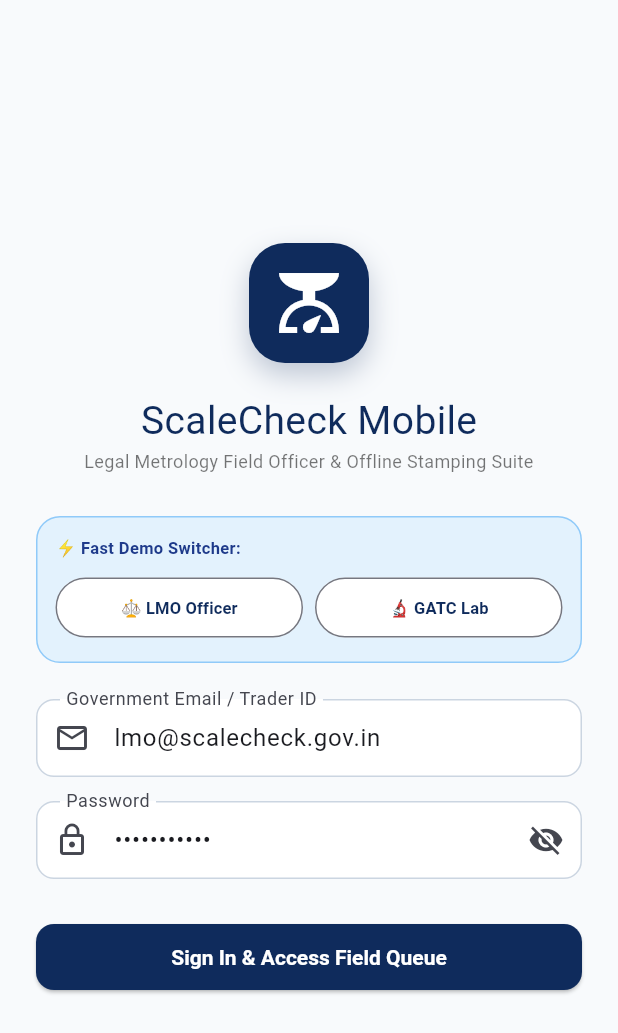
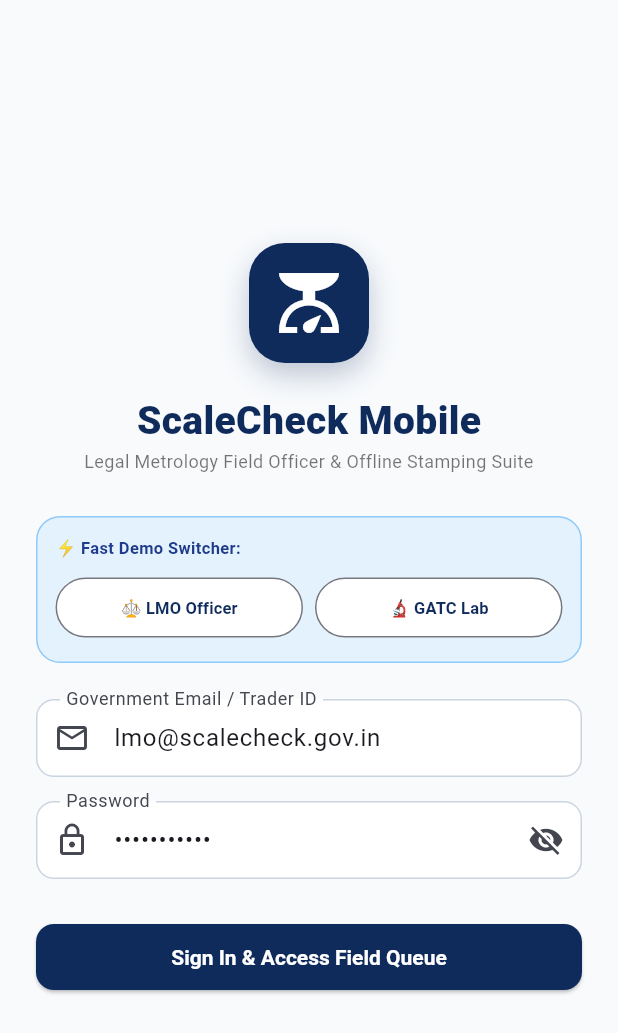
Before and after one commit to MSathish01/ScaleCheck, a Flutter app: the screen it shows after launch, on a phone screen of 412 x 824 dp. Shown: the top 1033 px of the screen. Run offline on Flutter 3.47's test engine with Material 3 defaults, Android fonts, the phone set to English and light mode, and no system bars; our stand-ins replace dio, geolocator, image_picker, sqflite; missing offline and left inert: mobile_scanner; accounts and stored records are empty.

```diff
--- a/flutter_mobile/lib/core/api_service.dart
+++ b/flutter_mobile/lib/core/api_service.dart
@@ -1,12 +1,12 @@
 import 'package:dio/dio.dart';
 import '../data/models/assigned_job.dart';
-import '../data/models/offline_inspection.dart';
 import '../data/local_db.dart';
 
 class ApiService {
   static const String defaultBaseUrl = 'http://10.0.2.2:5000/api/v1'; // 10.0.2.2 for Android Emulator
   late final Dio _dio;
   String? _authToken;
+  String? get authToken => _authToken;
 
   ApiService({String baseUrl = defaultBaseUrl}) {
     _dio = Dio(BaseOptions(
--- a/flutter_mobile/lib/core/app_theme.dart
+++ b/flutter_mobile/lib/core/app_theme.dart
@@ -17,7 +17,6 @@
         primary: primaryNavy,
         secondary: accentBlue,
         surface: cardSurface,
-        background: backgroundSlate,
       ),
       scaffoldBackgroundColor: backgroundSlate,
       appBarTheme: const AppBarTheme(
@@ -31,10 +30,10 @@
           color: Colors.white,
         ),
       ),
-      cardTheme: CardTheme(
+      cardTheme: CardThemeData(
         color: cardSurface,
         elevation: 1,
-        shadowColor: Colors.black.withOpacity(0.04),
+        shadowColor: const Color(0x0A000000),
         shape: RoundedRectangleBorder(
           borderRadius: BorderRadius.circular(16),
           side: const BorderSide(color: Color(0xFFE2E8F0)),
--- a/flutter_mobile/lib/screens/inspection_form_screen.dart
+++ b/flutter_mobile/lib/screens/inspection_form_screen.dart
@@ -168,7 +168,7 @@
                 children: [
                   Text(
                     widget.job.instrumentSerial,
-                    style: const TextStyle(fontSize: 16, fontWeight: FontWeight.black, color: Color(0xFF1E3A8A)),
+                    style: const TextStyle(fontSize: 16, fontWeight: FontWeight.w900, color: Color(0xFF1E3A8A)),
                   ),
                   Text('${widget.job.category} • ${widget.job.accuracyClass} (${widget.job.capacity})', style: const TextStyle(fontSize: 12)),
                   const SizedBox(height: 4),
@@ -296,7 +296,7 @@
                 Expanded(
                   flex: 2,
                   child: DropdownButtonFormField<String>(
-                    value: _result,
+                    initialValue: _result,
                     decoration: const InputDecoration(labelText: 'Decision'),
                     items: const [
                       DropdownMenuItem(value: 'PASS', child: Text('PASS')),
--- a/flutter_mobile/lib/screens/login_screen.dart
+++ b/flutter_mobile/lib/screens/login_screen.dart
@@ -70,11 +70,11 @@
                     decoration: BoxDecoration(
                       color: const Color(0xFF0F2B5C),
                       borderRadius: BorderRadius.circular(24),
-                      boxShadow: [
+                      boxShadow: const [
                         BoxShadow(
-                          color: const Color(0xFF0F2B5C).withOpacity(0.25),
+                          color: Color(0x400F2B5C),
                           blurRadius: 16,
-                          offset: const Offset(0, 8),
+                          offset: Offset(0, 8),
                         ),
                       ],
                     ),
@@ -87,7 +87,7 @@
                 const Center(
                   child: Text(
                     'ScaleCheck Mobile',
-                    style: TextStyle(fontSize: 26, fontWeight: FontWeight.black, color: Color(0xFF0F2B5C)),
+                    style: TextStyle(fontSize: 26, fontWeight: FontWeight.w900, color: Color(0xFF0F2B5C)),
                   ),
                 ),
                 const Center(
--- a/flutter_mobile/lib/screens/qr_scanner_screen.dart
+++ b/flutter_mobile/lib/screens/qr_scanner_screen.dart
@@ -78,7 +78,7 @@
             right: 20,
             child: Container(
               padding: const EdgeInsets.all(12),
-              decoration: BoxDecoration(color: Colors.black.withOpacity(0.7), borderRadius: BorderRadius.circular(12)),
+              decoration: BoxDecoration(color: const Color(0xB3000000), borderRadius: BorderRadius.circular(12)),
               child: const Text(
                 'Align the camera with the QR Seal on the scale plate or petrol dispenser.',
                 textAlign: TextAlign.center,
@@ -103,8 +103,8 @@
                   mainAxisSize: MainAxisSize.min,
                   crossAxisAlignment: CrossAxisAlignment.start,
                   children: [
-                    Row(
-                      children: const [
+                    const Row(
+                      children: [
                         Icon(Icons.check_circle, color: Color(0xFF047857), size: 28),
                         SizedBox(width: 8),
                         Text('VERIFIED STATUTORY SEAL', style: TextStyle(fontWeight: FontWeight.bold, fontSize: 16)),
--- a/flutter_mobile/lib/screens/rejection_notice_screen.dart
+++ b/flutter_mobile/lib/screens/rejection_notice_screen.dart
@@ -43,7 +43,7 @@
                             ),
                             const Text(
                               'LEGAL METROLOGY ACT, 2009',
-                              style: TextStyle(fontSize: 14, fontWeight: FontWeight.black, color: Color(0xFF881337)),
+                              style: TextStyle(fontSize: 14, fontWeight: FontWeight.w900, color: Color(0xFF881337)),
                             ),
                           ],
                         ),
@@ -117,9 +117,9 @@
                 borderRadius: BorderRadius.circular(12),
                 border: Border.all(color: Colors.amber[300]!),
               ),
-              child: Column(
+              child: const Column(
                 crossAxisAlignment: CrossAxisAlignment.start,
-                children: const [
+                children: [
                   Text('⚖️ Mandatory Legal Directive:', style: TextStyle(fontSize: 11, fontWeight: FontWeight.bold, color: Color(0xFF78350F))),
                   SizedBox(height: 4),
                   Text(
```
Also changed, not shown: flutter_mobile/analysis_options.yaml (added, +34 -0 lines), flutter_mobile/lib/screens/officer_workbench_screen.dart (+7 -5 lines), flutter_mobile/pubspec.lock (added), 62 other files.
